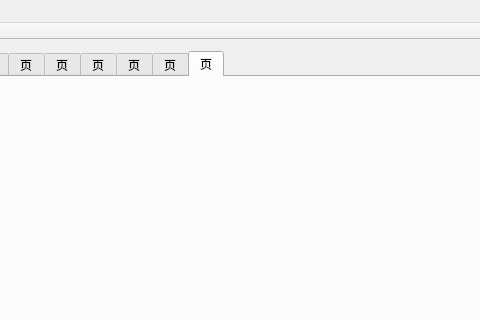
Qt form ThirdVtk/mainwindow.ui (DreamLife-Jianwei/Qt-Vtk) before a commit; both pictures show x 363 to 843 and y 0 to 320 of the 1366 by 768 pixel window.
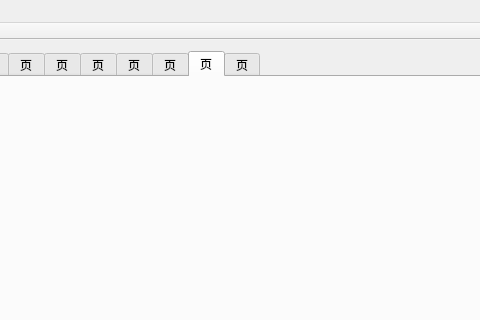
The same form after that commit. The open tabs and pages were chosen to show the change.

Diff of the .ui file:
```diff
--- a/ThirdVtk/mainwindow.ui
+++ b/ThirdVtk/mainwindow.ui
@@ -95,6 +95,11 @@
         <string>页</string>
        </attribute>
       </widget>
+      <widget class="QWidget" name="tab_MultiView">
+       <attribute name="title">
+        <string>页</string>
+       </attribute>
+      </widget>
      </widget>
     </item>
    </layout>
```
Left out of the diff: 8 changed lines with no effect on the pictures.
